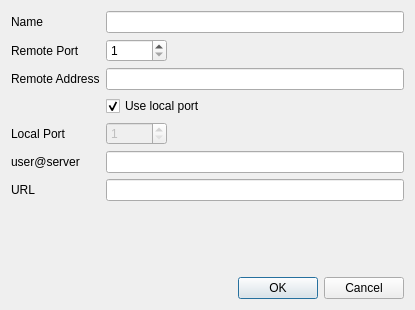
First picture: the form in src/connectionDialog.ui, repository amartin755/sshTunnelGui, before the edit.
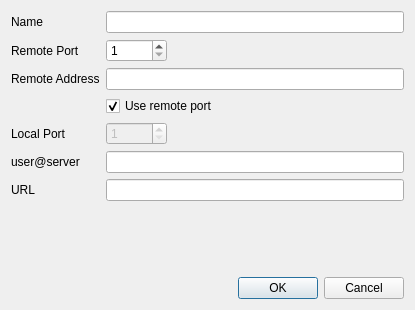
Second picture: the form after the edit.

Commit message: fixed wrong checkbox text

What changed in the file:
```diff
--- a/src/connectionDialog.ui
+++ b/src/connectionDialog.ui
@@ -108,7 +108,7 @@
      <item row="3" column="1">
       <widget class="QCheckBox" name="chkUseLocalPort">
        <property name="text">
-        <string>Use local port</string>
+        <string>Use remote port</string>
        </property>
        <property name="checked">
         <bool>true</bool>
```
